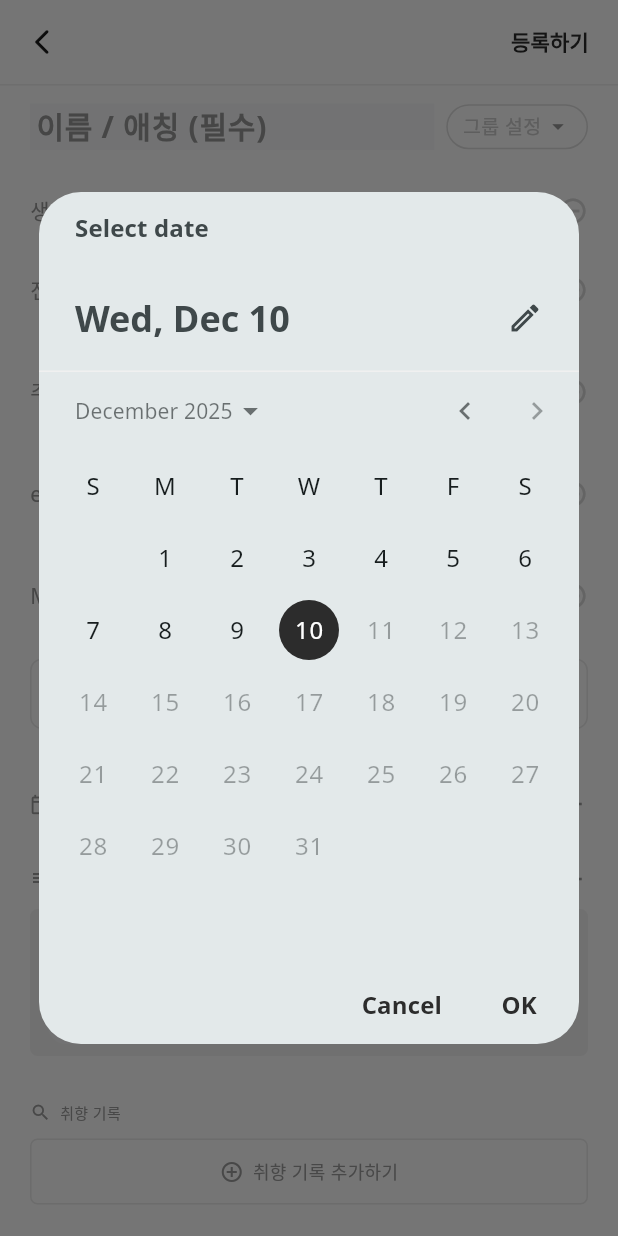
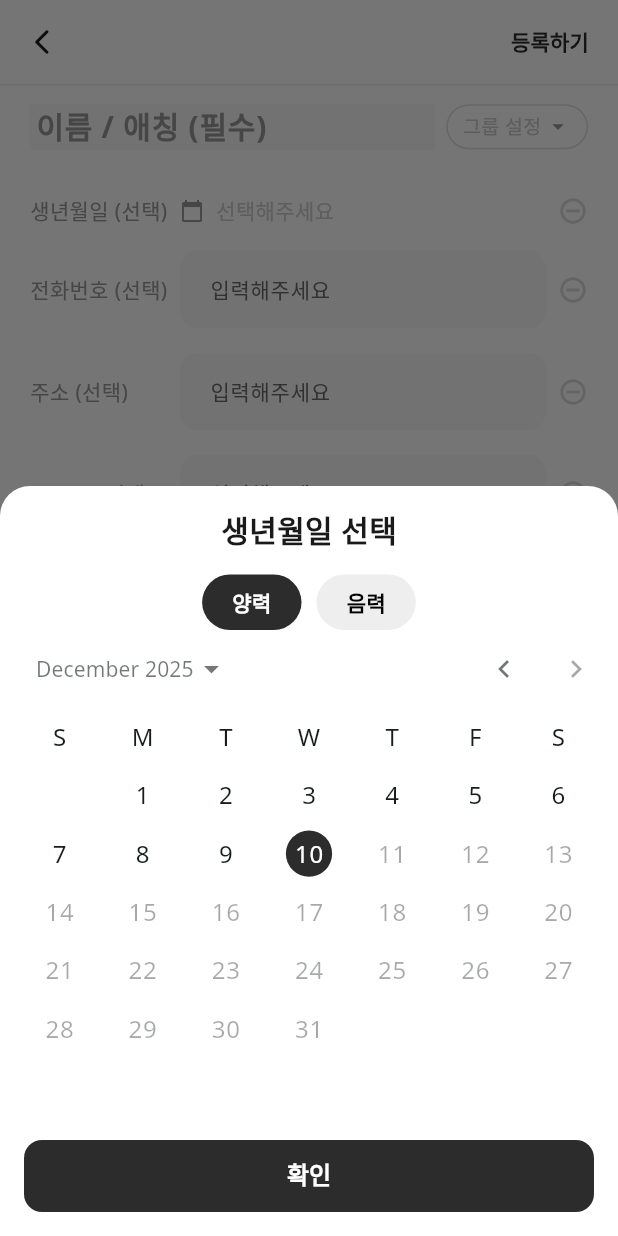
Before and after one commit to uiiuodo/testedn5, a Flutter app: the PersonEditScreen screen opened directly, after a tap on the "calendar today" icon, on a phone screen of 412 x 824 dp. Run offline on Flutter 3.47's test engine with Material 3 defaults, Android fonts, the phone set to English and light mode, and no system bars; our stand-ins replace firebase_core, get, hive, hive_flutter, shared_preferences, table_calendar; missing offline and left inert: lunar; accounts and stored records are empty; Roboto replaces fonts that are missing (Noto Sans).

Commit message:
음력 생일

```diff
--- a/lib/main.dart
+++ b/lib/main.dart
@@ -2,6 +2,7 @@ import 'package:flutter/material.dart';
 import 'package:get/get.dart';
 import 'package:intl/date_symbol_data_local.dart';
 import 'service/data_service.dart';
+import 'service/person_metadata_service.dart';
 import 'ui/page/splash/splash_page.dart';
 import 'ui/theme/app_theme.dart';
 import 'package:firebase_core/firebase_core.dart';
@@ -15,6 +16,7 @@ void main() async {
 
   // Initialize Hive and DataService
   await Get.putAsync(() => DataService().init());
+  await Get.putAsync(() => PersonMetadataService().init());
 
   runApp(const MyApp());
 }
--- a/lib/ui/page/people/person_edit_controller.dart
+++ b/lib/ui/page/people/person_edit_controller.dart
@@ -1,6 +1,7 @@
 import 'package:flutter/material.dart';
 import 'package:get/get.dart';
 import 'package:uuid/uuid.dart';
+import 'package:lunar/lunar.dart';
 import '../../../data/model/person.dart';
 import '../../../data/model/group.dart';
 import '../../../data/model/anniversary.dart';
@@ -8,6 +9,8 @@ import '../../../data/model/memo.dart';
 import '../../../data/model/preference_category.dart';
 import '../../../data/repository/person_repository.dart';
 import '../../../data/repository/group_repository.dart';
+import '../../../service/person_metadata_service.dart';
+import '../../../service/birthday_scheduler.dart';
 import '../home/home_controller.dart';
 
 class PersonEditController extends GetxController {
@@ -22,6 +25,10 @@ class PersonEditController extends GetxController {
   final emailController = TextEditingController();
 
   final Rx<DateTime?> birthDate = Rx<DateTime?>(null);
+  final RxBool isLunarBirth = false.obs;
+  final Rx<DateTime?> lunarBirthDate = Rx<DateTime?>(null);
+  final RxBool isLeapMonth =
+      false.obs; // For Lunar leap month support if needed
   final RxString selectedGroupId = ''.obs;
 
   // Visibility Flags
@@ -37,7 +44,7 @@ class PersonEditController extends GetxController {
 
   // New Fields (Memory Only)
   final mbtiController = TextEditingController();
-  final RxBool isLunar = false.obs;
+  final RxBool showLunar = false.obs; // Legacy, check if used
   final RxList<MapEntry<String, TextEditingController>> customFields =
       <MapEntry<String, TextEditingController>>[].obs;
   final RxString koreanAge = ''.obs;
@@ -82,23 +89,29 @@ class PersonEditController extends GetxController {
     koreanAge.value = '만 $age세';
   }
 
-  Future<void> pickBirthDate(BuildContext context) async {
-    final date = await showDatePicker(
-      context: context,
-      initialDate: birthDate.value ?? DateTime.now(),
-      firstDate: DateTime(1900),
-      lastDate: DateTime.now(),
-    );
-    if (date != null) {
+  void setBirthDate(DateTime date, bool isLunar) {
+    if (isLunar) {
+      final lunar = Lunar.fromYmd(date.year, date.month, date.day);
+      final solar = lunar.getSolar();
+      final solarDate = DateTime(
+        solar.getYear(),
+        solar.getMonth(),
+        solar.getDay(),
+      );
+
+      lunarBirthDate.value = date;
+      birthDate.value = solarDate;
+      isLunarBirth.value = true;
+    } else {
+      lunarBirthDate.value = null;
       birthDate.value = date;
-      showBirthDate.value = true;
+      isLunarBirth.value = false;
     }
   }
 
-  void toggleLunar() {
-    isLunar.toggle();
-    // TODO: Implement Lunar to Solar conversion logic here
-    // Currently just toggles the flag for UI display
+  void pickBirthDate(BuildContext context) async {
+    // We will use a custom dialog in the UI to handle Solar/Lunar selection
+    // This method might be deprecated or updated to show that dialog
   }
 
   void fetchGroups() {
@@ -158,6 +171,10 @@ class PersonEditController extends GetxController {
       // If we wanted to hide empty fields, we would do:
       // showPhone.value = person.phone != null && person.phone!.isNotEmpty;
       // But per instructions, we initialize them to true.
+      // Load Lunar Metadata
+      final metadataService = Get.find<PersonMetadataService>();
+      isLunarBirth.value = metadataService.getIsLunar(id);
+      lunarBirthDate.value = metadataService.getLunarDate(id);
     }
   }
 
@@ -196,6 +213,17 @@ class PersonEditController extends GetxController {
     } else {
       await _personRepository.addPerson(newPerson);
     }
+
+    // Save Lunar Metadata
+    final metadataService = Get.find<PersonMetadataService>();
+    await metadataService.setLunarBirthday(
+      newPerson.id,
+      isLunarBirth.value,
+      lunarBirthDate.value,
+    );
+
+    // Schedule Birthday Event
+    await BirthdayScheduler.scheduleBirthday(newPerson);
 
     // Refresh Home
     if (Get.isRegistered<HomeController>()) {
--- a/lib/ui/page/people/person_edit_screen.dart
+++ b/lib/ui/page/people/person_edit_screen.dart
@@ -188,82 +188,47 @@ class PersonEditScreen extends StatelessWidget {
                         label: '생년월일 (선택)',
                         icon: Icons.calendar_today,
                         onIconTap: () {
-                          controller.pickBirthDate(context);
+                          _showBirthDatePicker(context, controller);
                         },
                         onDelete: () {
                           controller.birthDate.value = null;
                           controller.showBirthDate.value = false;
                         },
-                        child: Column(
-                          crossAxisAlignment: CrossAxisAlignment.start,
-                          children: [
-                            GestureDetector(
+                        child: GestureDetector(
                           onTap: () {
-                                controller.pickBirthDate(context);
+                            _showBirthDatePicker(context, controller);
                           },
                           child: Obx(() {
                             final date = controller.birthDate.value;
-                                return Text(
-                                  date != null
-                                      ? DateFormat('yyyy-MM-dd').format(date)
-                                      : '선택해주세요',
+                            final isLunar = controller.isLunarBirth.value;
+                            final lunarDate = controller.lunarBirthDate.value;
+
+                            if (date == null) {
+                              return const Text(
+                                '선택해주세요',
                                 style: TextStyle(
                                   fontSize: 14,
-                                    color: date != null
-                                        ? const Color(0xFF2A2A2A)
-                                        : const Color(0xFFCCCCCC),
+                                  color: Color(0xFFCCCCCC),
+                                ),
+                              );
+                            }
+
+                            String text;
+                            if (isLunar && lunarDate != null) {
+                              text =
+                                  '음력 ${DateFormat('yyyy-MM-dd').format(lunarDate)}';
+                            } else {
+                              text = DateFormat('yyyy-MM-dd').format(date);
+                            }
+
+                            return Text(
+                              text,
+                              style: const TextStyle(
+                                fontSize: 14,
+                                color: Color(0xFF2A2A2A),
                               ),
                             );
                           }),
-                            ),
-                            Obx(() {
-                              if (controller.birthDate.value != null) {
-                                return Column(
-                                  crossAxisAlignment: CrossAxisAlignment.start,
-                                  children: [
-                                    const SizedBox(height: 4),
-                                    Row(
-                                      children: [
-                                        GestureDetector(
-                                          onTap: controller.toggleLunar,
-                                          child: Row(
-                                            children: [
-                                              Icon(
-                                                controller.isLunar.value
-                                                    ? Icons.check_box
-                                                    : Icons
-                                                          .check_box_outline_blank,
-                                                size: 16,
-                                                color: AppColors.primary,
-                                              ),
-                                              const SizedBox(width: 4),
-                                              const Text(
-                                                '음력으로 변경',
-                                                style: TextStyle(
-                                                  fontSize: 12,
-                                                  color: Color(0xFF666666),
-                                                ),
-                                              ),
-                                            ],
-                                          ),
-                                        ),
-                                        const SizedBox(width: 12),
-                                        Text(
-                                          controller.koreanAge.value,
-                                          style: const TextStyle(
-                                            fontSize: 12,
-                                            color: AppColors.primary,
-                                            fontWeight: FontWeight.w500,
-                                          ),
-                                        ),
-                                      ],
-                                    ),
-                                  ],
-                                );
-                              }
-                              return const SizedBox.shrink();
-                            }),
-                          ],
                         ),
                       )
                     : const SizedBox.shrink(),
@@ -1122,4 +1087,107 @@ class PersonEditScreen extends StatelessWidget {
       ),
     );
   }
+
+  void _showBirthDatePicker(
+    BuildContext context,
+    PersonEditController controller,
+  ) {
+    DateTime selectedDate =
+        controller.lunarBirthDate.value ??
+        controller.birthDate.value ??
+        DateTime.now();
+    bool isLunar = controller.isLunarBirth.value;
+
+    showModalBottomSheet(
+      context: context,
+      isScrollControlled: true,
+      backgroundColor: Colors.transparent,
+      builder: (context) {
+        return StatefulBuilder(
+          builder: (context, setState) {
+            return Container(
+              height: 500,
+              decoration: const BoxDecoration(
+                color: Colors.white,
+                borderRadius: BorderRadius.vertical(top: Radius.circular(20)),
+              ),
+              child: Column(
+                children: [
+                  Padding(
+                    padding: const EdgeInsets.all(16.0),
+                    child: Text('생년월일 선택', style: AppTextStyles.header2),
+                  ),
+                  Row(
+                    mainAxisAlignment: MainAxisAlignment.center,
+                    children: [
+                      _buildTypeButton('양력', !isLunar, () {
+                        setState(() => isLunar = false);
+                      }),
+                      const SizedBox(width: 10),
+                      _buildTypeButton('음력', isLunar, () {
+                        setState(() => isLunar = true);
+                      }),
+                    ],
+                  ),
+                  Expanded(
+                    child: CalendarDatePicker(
+                      initialDate: selectedDate,
+                      firstDate: DateTime(1900),
+                      lastDate: DateTime.now(),
+                      onDateChanged: (date) {
+                        setState(() => selectedDate = date);
+                      },
+                    ),
+                  ),
+                  Padding(
+                    padding: const EdgeInsets.all(16.0),
+                    child: SizedBox(
+                      width: double.infinity,
+                      child: ElevatedButton(
+                        onPressed: () {
+                          controller.setBirthDate(selectedDate, isLunar);
+                          Get.back();
+                        },
+                        style: ElevatedButton.styleFrom(
+                          backgroundColor: AppColors.primary,
+                          shape: RoundedRectangleBorder(
+                            borderRadius: BorderRadius.circular(12),
+                          ),
+                          padding: const EdgeInsets.symmetric(vertical: 16),
+                        ),
+                        child: const Text(
+                          '확인',
+                          style: TextStyle(color: Colors.white),
+                        ),
+                      ),
+                    ),
+                  ),
+                ],
+              ),
+            );
+          },
+        );
+      },
+    );
   }
+
+  Widget _buildTypeButton(String text, bool isSelected, VoidCallback onTap) {
+    return GestureDetector(
+      onTap: onTap,
+      child: Container(
+        padding: const EdgeInsets.symmetric(horizontal: 20, vertical: 8),
+        decoration: BoxDecoration(
+          color: isSelected ? AppColors.primary : Colors.grey[200],
+          borderRadius: BorderRadius.circular(20),
+        ),
+        child: Text(
+          text,
+          style: TextStyle(
+            color: isSelected ? Colors.white : Colors.black,
+            fontWeight: FontWeight.bold,
+          ),
+        ),
+      ),
+    );
+  }
+}
--- a/pubspec.yaml
+++ b/pubspec.yaml
@@ -43,6 +43,7 @@ dependencies:
   shared_preferences: ^2.5.3
   firebase_core: ^4.2.1
   cloud_firestore: ^6.1.0
+  lunar: ^1.7.8
 
 dev_dependencies:
   flutter_test:
```
Also changed, not shown: lib/service/birthday_scheduler.dart (added, +56 -0 lines), lib/service/person_metadata_service.dart (added, +45 -0 lines), lib/ui/page/calendar/group_calendar_controller.dart (+11 -1 lines), lib/ui/page/people/person_detail_controller.dart (+10 -0 lines), lib/ui/page/people/person_detail_screen.dart (+11 -5 lines), pubspec.lock. Lines whose indentation alone changed are shown as unchanged.
